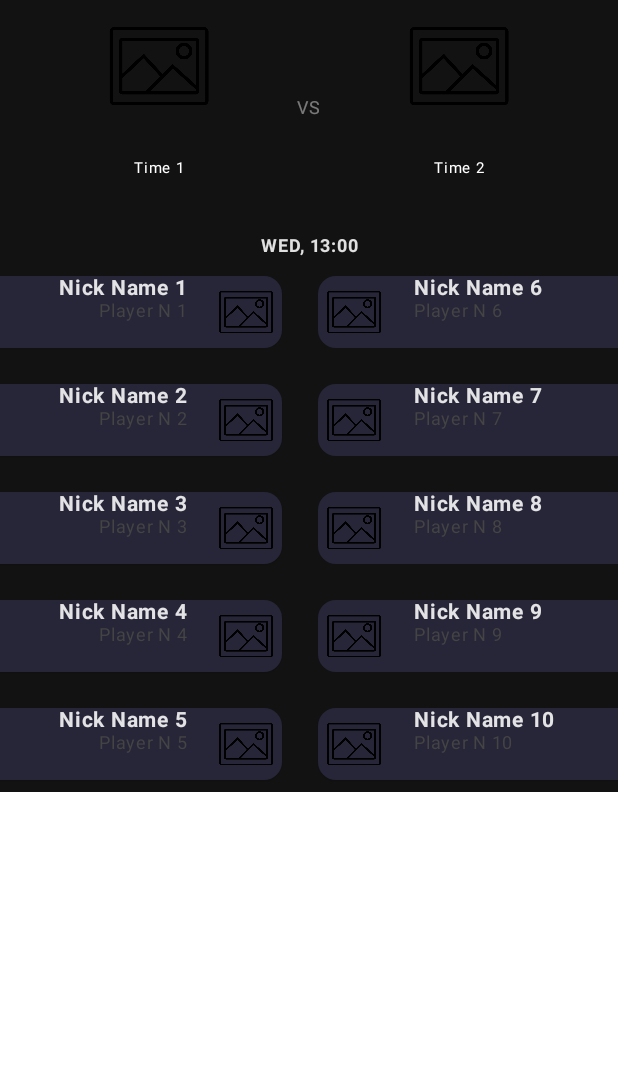
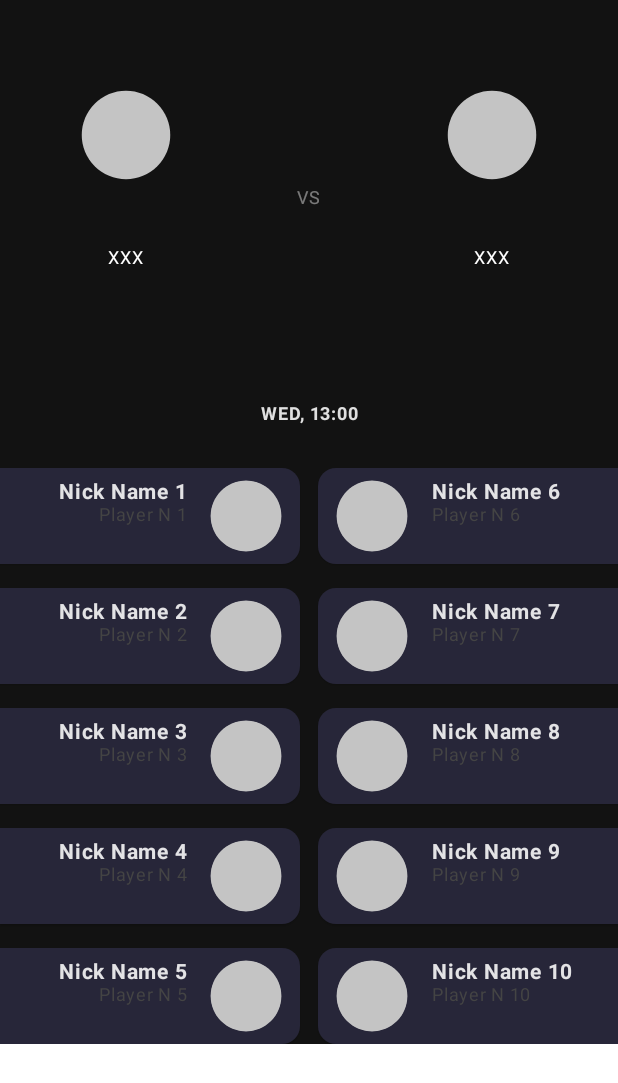
Before and after one commit to rafaelanastacioalves/fuze-code-challenge, an Android app built with Jetpack Compose: the @Preview function MatchDetailPreview, on a phone screen of 412 x 824 dp. Shown: the top 1083 px of the screen. Run offline under Robolectric (Android 15) with nearby library versions, the phone set to English and light mode, and no system bars; our stand-ins replace Room's generated code, livedata-compose; network calls fail; pictures from the network do not load.

Commit message:
feat: add final touch to visual elements

```diff
--- a/app/src/main/java/com/example/rafaelanastacioalves/fuzecodechallenge/ui/matchdetail/MatchDetail.kt
+++ b/app/src/main/java/com/example/rafaelanastacioalves/fuzecodechallenge/ui/matchdetail/MatchDetail.kt
@@ -36,6 +36,7 @@ import androidx.compose.ui.text.style.TextAlign
 import androidx.compose.ui.tooling.preview.Preview
 import androidx.compose.ui.unit.dp
 import androidx.compose.ui.unit.sp
+import coil.compose.AsyncImage
 import com.example.rafaelanastacioalves.fuzecodechallenge.R
 import com.example.rafaelanastacioalves.fuzecodechallenge.domain.entities.Match
 import com.example.rafaelanastacioalves.fuzecodechallenge.domain.entities.Player
@@ -97,11 +98,11 @@ fun MatchDetail(viewModel: MainScreenViewModel, goBack: () -> Unit) {
 @Composable
 private fun MatchDetail(modifier: Modifier, match: Match) {
     Surface(modifier = Modifier) {
-        Column(modifier = Modifier.fillMaxWidth()) {
-            TeamRepresentation(modifier = modifier.padding(horizontal = 16.dp), match = match)
+        Column(modifier = Modifier.fillMaxWidth(), horizontalAlignment = Alignment.CenterHorizontally) {
+            TeamRepresentation(modifier = modifier.padding(horizontal = 16.dp, vertical = 20.dp), match = match)
             Text(
                 modifier = modifier
-                    .padding(8.dp)
+                    .padding(bottom = 24.dp)
                     .fillMaxWidth(),
                 text = Utils.formatDateTime(match.beginAt.orEmpty()),
                 textAlign = TextAlign.Center,
@@ -109,6 +110,16 @@ private fun MatchDetail(modifier: Modifier, match: Match) {
                 fontSize = 12.sp,
                 maxLines = 1
             )
+            Opponents(modifier, match)
+        }
+    }
+}
+
+@Composable
+private fun Opponents(
+    modifier: Modifier,
+    match: Match,
+) {
     Row(modifier = modifier.fillMaxWidth(), horizontalArrangement = Arrangement.Center) {
         LazyColumn(
             modifier.weight(0.5f),
@@ -131,29 +142,27 @@ private fun MatchDetail(modifier: Modifier, match: Match) {
         }
     }
 }
-    }
-}
 
 @Composable
 fun PlayerItemInfoRight(modifier: Modifier, player: Player) {
     Card(
         modifier = modifier
-            .fillMaxWidth()
-            .padding(bottom = 8.dp),
+            .fillMaxWidth(),
         backgroundColor = MaterialTheme.colors.secondary,
         contentColor = MaterialTheme.colors.onPrimary,
         shape = RoundedCornerShape(topStart = 12.dp, bottomStart = 12.dp)
     ) {
         Row(
-            modifier = modifier
+            modifier = modifier.padding(start = 12.dp, bottom = 8.dp, top = 8.dp),
         ) {
-            Image(
-                modifier = modifier
-                    .size(48.dp)
-                    .clip(CircleShape),
-                painter = painterResource(id = R.mipmap.placeholder),
+
+            AsyncImage(
+                modifier = modifier.size(48.dp).clip(CircleShape),
                 contentScale = ContentScale.Crop,
-                contentDescription = null
+                model = player.imageUrl,
+                contentDescription = player.slug,
+                placeholder = painterResource(id = R.drawable.team_logo),
+                error = painterResource(id = R.drawable.team_logo)
             )
             Column(modifier = modifier.padding(start = 16.dp)) {
                 Text(
@@ -188,15 +197,14 @@ fun PlayerItemInfoRight(modifier: Modifier, player: Player) {
 fun PlayerItemInfoLeft(modifier: Modifier = Modifier, player: Player) {
     Card(
         modifier = modifier
-            .fillMaxWidth()
-            .padding(end = 12.dp, bottom = 8.dp),
+            .fillMaxWidth(),
         backgroundColor = MaterialTheme.colors.secondary,
         contentColor = MaterialTheme.colors.onPrimary,
         shape = RoundedCornerShape(topEnd = 12.dp, bottomEnd = 12.dp)
 
     ) {
         Row(
-            modifier = modifier,
+            modifier = modifier.padding(end = 12.dp, bottom = 8.dp, top = 8.dp),
             horizontalArrangement = Arrangement.End
         ) {
             Column(
@@ -219,16 +227,13 @@ fun PlayerItemInfoLeft(modifier: Modifier = Modifier, player: Player) {
                     color = Color.DarkGray
                 )
             }
-            //        player.imageUrl?.let {
-            //            GlideImage(model = player.imageUrl, contentDescription = player.slug)
-            //        } ?:
-            Image(
-                modifier = modifier
-                    .size(48.dp)
-                    .clip(CircleShape),
-                painter = painterResource(id = R.mipmap.placeholder),
+            AsyncImage(
+                modifier = modifier.size(48.dp).clip(CircleShape),
                 contentScale = ContentScale.Crop,
-                contentDescription = null
+                model = player.imageUrl,
+                contentDescription = player.slug,
+                placeholder = painterResource(id = R.drawable.team_logo),
+                error = painterResource(id = R.drawable.team_logo)
             )
 
         }
--- a/app/src/main/java/com/example/rafaelanastacioalves/fuzecodechallenge/ui/matchlisting/MatchItem.kt
+++ b/app/src/main/java/com/example/rafaelanastacioalves/fuzecodechallenge/ui/matchlisting/MatchItem.kt
@@ -2,7 +2,6 @@ package com.example.rafaelanastacioalves.fuzecodechallenge.ui.matchlisting
 
 import android.util.Log
 import androidx.compose.foundation.Image
-import androidx.compose.foundation.background
 import androidx.compose.foundation.layout.Arrangement
 import androidx.compose.foundation.layout.Column
 import androidx.compose.foundation.layout.IntrinsicSize
@@ -12,8 +11,6 @@ import androidx.compose.foundation.layout.fillMaxWidth
 import androidx.compose.foundation.layout.height
 import androidx.compose.foundation.layout.padding
 import androidx.compose.foundation.layout.size
-import androidx.compose.foundation.layout.width
-import androidx.compose.foundation.layout.wrapContentSize
 import androidx.compose.foundation.shape.CircleShape
 import androidx.compose.foundation.shape.RoundedCornerShape
 import androidx.compose.material.Card
@@ -26,9 +23,6 @@ import androidx.compose.ui.Alignment
 import androidx.compose.ui.Modifier
 import androidx.compose.ui.draw.alpha
 import androidx.compose.ui.draw.clip
-import androidx.compose.ui.draw.clipToBounds
-import androidx.compose.ui.graphics.Color
-import androidx.compose.ui.graphics.Shape
 import androidx.compose.ui.layout.ContentScale
 import androidx.compose.ui.res.painterResource
 import androidx.compose.ui.text.font.FontWeight
@@ -47,7 +41,6 @@ import com.example.rafaelanastacioalves.fuzecodechallenge.domain.entities.Serie
 import com.example.rafaelanastacioalves.fuzecodechallenge.domain.entities.Team
 import com.example.rafaelanastacioalves.fuzecodechallenge.ui.theme.Grey
 import com.example.rafaelanastacioalves.fuzecodechallenge.ui.theme.RafaelanastacioalvesfuzechallengeTheme
-import com.example.rafaelanastacioalves.fuzecodechallenge.ui.theme.Red
 import com.example.rafaelanastacioalves.fuzecodechallenge.utils.Utils
 
 @Composable
@@ -60,7 +53,7 @@ fun MatchItemList(modifier: Modifier = Modifier, match: Match) {
         Column(modifier) {
             ScheduledAtRepresentation(modifier, match = match)
             TeamRepresentation(modifier = modifier, match)
-            Divider()
+            Divider(color = MaterialTheme.colors.onPrimary)
             LeagueAndSerieRepresentation(modifier = modifier, match = match)
         }
     }
@@ -125,7 +118,7 @@ fun TeamRepresentation(modifier: Modifier, match: Match) {
     ) {
         if (match.opponents.isEmpty().not()) {
             Team1Area(modifier, details = match.opponents.getOrNull(0)?.opponentDetails)
-            Column(modifier = modifier.fillMaxHeight(), verticalArrangement = Arrangement.Center) {
+            Column(modifier = modifier.fillMaxHeight().padding(horizontal = 20.dp), verticalArrangement = Arrangement.Center) {
                 Text(modifier = modifier.alpha(0.5f), text = "VS", fontSize = 12.sp)
             }
             Team2Area(modifier, details = match.opponents.getOrNull(1)?.opponentDetails)
@@ -137,51 +130,38 @@ fun TeamRepresentation(modifier: Modifier, match: Match) {
 
 @Composable
 private fun Team2Area(modifier: Modifier, details: OpponentDetails?) {
-    if (details != null) {
-        CoreTeamImage(modifier = modifier, details = details, teamNumber = 2)
-    } else {
-        Text(modifier = modifier, text = "Opponent not defined")
-    }
+        CoreTeamArea(modifier = modifier, details = details, teamNumber = 2)
 
 
 }
 
 @Composable
 private fun Team1Area(modifier: Modifier, details: OpponentDetails?) {
-    if (details != null) {
-        CoreTeamImage(modifier, details, teamNumber = 1)
-    } else {
-        Text(modifier = modifier, text = "Opponent not defined")
-    }
+            CoreTeamArea(modifier, details, teamNumber = 1)
+
 }
 
 @Composable
-private fun CoreTeamImage(
+private fun CoreTeamArea(
     modifier: Modifier,
-    details: OpponentDetails,
+    details: OpponentDetails?,
     teamNumber: Int,
 ) {
     Column(modifier.padding(bottom = 20.dp), horizontalAlignment = Alignment.CenterHorizontally) {
-        if (
-            false
-//            details.imageUrl.isNullOrEmpty().not()
-        ) {
-            AsyncImage(model = details.imageUrl, contentDescription = details.slug)
-        } else {
-            Image(
-                modifier = Modifier
-                    .size(88.dp)
-                    .clip(CircleShape),
-                painter = painterResource(id = R.mipmap.placeholder),
-                contentScale = ContentScale.Crop,
-                contentDescription = null
-            )
-        }
+        AsyncImage(
+            modifier = modifier.size(60.dp),
+            contentScale = ContentScale.Fit,
+            model = details?.imageUrl,
+            contentDescription = details?.slug,
+            placeholder = painterResource(id = R.drawable.team_logo),
+            error = painterResource(id = R.drawable.team_logo)
+        )
         Text(
-            modifier = modifier.padding(top = 12.dp),
-            text = "Time $teamNumber",
-            fontSize = 10.sp,
-            color = MaterialTheme.colors.onPrimary
+            modifier = modifier,
+            text = details?.name ?: "XXX",
+            fontSize = 12.sp,
+            color = MaterialTheme.colors.onPrimary,
+            maxLines = 1
         )
     }
 }
--- /dev/null
+++ b/app/src/main/res/drawable/team_logo.xml
@@ -0,0 +1,4 @@
+<vector android:height="60dp" android:viewportHeight="61"
+    android:viewportWidth="61" android:width="60dp" xmlns:android="http://schemas.android.com/apk/res/android">
+    <path android:fillColor="#C4C4C4" android:pathData="M30.5,30.5m-30,0a30,30 0,1 1,60 0a30,30 0,1 1,-60 0"/>
+</vector>
```
Lines whose indentation alone changed are shown as unchanged.
